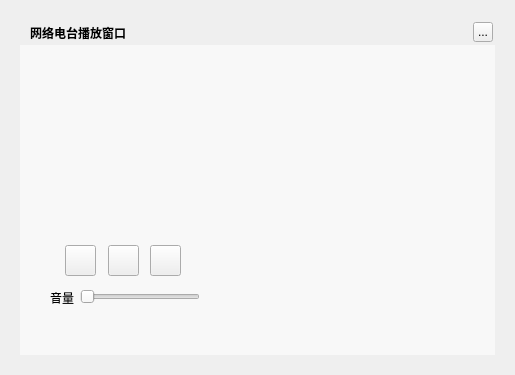
This is TTKCore/musicUi/musicToolswidget/musicwebmusicradiowidget.ui in jjzhang166/Musicplayer as Qt 5 draws it before an edit. The edited form follows.
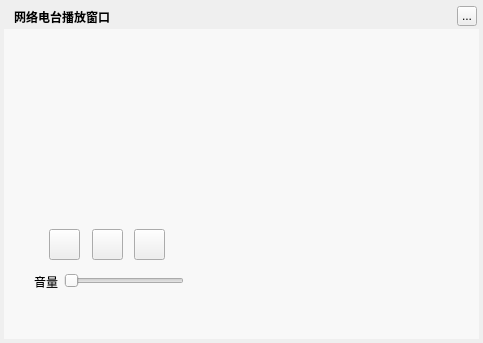
This is the edited form. Custom widgets are drawn as their Qt base class.

```diff
--- a/TTKCore/musicUi/musicToolswidget/musicwebmusicradiowidget.ui
+++ b/TTKCore/musicUi/musicToolswidget/musicwebmusicradiowidget.ui
@@ -6,8 +6,8 @@
    <rect>
     <x>0</x>
     <y>0</y>
-    <width>515</width>
-    <height>375</height>
+    <width>483</width>
+    <height>343</height>
    </rect>
   </property>
   <property name="windowTitle">
@@ -16,8 +16,8 @@
   <widget class="QLabel" name="background">
    <property name="geometry">
     <rect>
-     <x>20</x>
-     <y>20</y>
+     <x>4</x>
+     <y>4</y>
      <width>475</width>
      <height>335</height>
     </rect>
@@ -29,8 +29,8 @@
   <widget class="QLabel" name="topTitleName">
    <property name="geometry">
     <rect>
-     <x>30</x>
-     <y>20</y>
+     <x>14</x>
+     <y>4</y>
      <width>121</width>
      <height>25</height>
     </rect>
@@ -45,8 +45,8 @@
   <widget class="QToolButton" name="topTitleCloseButton">
    <property name="geometry">
     <rect>
-     <x>473</x>
-     <y>22</y>
+     <x>457</x>
+     <y>6</y>
      <width>20</width>
      <height>20</height>
     </rect>
@@ -58,8 +58,8 @@
   <widget class="QPushButton" name="playButton">
    <property name="geometry">
     <rect>
-     <x>108</x>
-     <y>245</y>
+     <x>92</x>
+     <y>229</y>
      <width>31</width>
      <height>31</height>
     </rect>
@@ -71,8 +71,8 @@
   <widget class="MusicClickedSlider" name="volumeSlider">
    <property name="geometry">
     <rect>
-     <x>80</x>
-     <y>287</y>
+     <x>64</x>
+     <y>271</y>
      <width>120</width>
      <height>20</height>
     </rect>
@@ -84,8 +84,8 @@
   <widget class="QLabel" name="label_2">
    <property name="geometry">
     <rect>
-     <x>50</x>
-     <y>290</y>
+     <x>34</x>
+     <y>274</y>
      <width>31</width>
      <height>16</height>
     </rect>
@@ -97,8 +97,8 @@
   <widget class="QWidget" name="backgroundMask" native="true">
    <property name="geometry">
     <rect>
-     <x>20</x>
-     <y>45</y>
+     <x>4</x>
+     <y>29</y>
      <width>475</width>
      <height>310</height>
     </rect>
@@ -110,8 +110,8 @@
   <widget class="QLabel" name="lrcLabel">
    <property name="geometry">
     <rect>
-     <x>209</x>
-     <y>50</y>
+     <x>193</x>
+     <y>34</y>
      <width>270</width>
      <height>290</height>
     </rect>
@@ -120,8 +120,8 @@
   <widget class="MusicRoundAnimationLabel" name="artistLabel" native="true">
    <property name="geometry">
     <rect>
-     <x>50</x>
-     <y>85</y>
+     <x>34</x>
+     <y>69</y>
      <width>150</width>
      <height>150</height>
     </rect>
@@ -130,8 +130,8 @@
   <widget class="QPushButton" name="previousButton">
    <property name="geometry">
     <rect>
-     <x>65</x>
-     <y>245</y>
+     <x>49</x>
+     <y>229</y>
      <width>31</width>
      <height>31</height>
     </rect>
@@ -143,8 +143,8 @@
   <widget class="QPushButton" name="nextButton">
    <property name="geometry">
     <rect>
-     <x>150</x>
-     <y>245</y>
+     <x>134</x>
+     <y>229</y>
      <width>31</width>
      <height>31</height>
     </rect>
@@ -156,8 +156,8 @@
   <widget class="QLabel" name="positionLabel">
    <property name="geometry">
     <rect>
-     <x>50</x>
-     <y>310</y>
+     <x>34</x>
+     <y>294</y>
      <width>75</width>
      <height>30</height>
     </rect>
@@ -172,8 +172,8 @@
   <widget class="QLabel" name="durationLabel">
    <property name="geometry">
     <rect>
-     <x>125</x>
-     <y>310</y>
+     <x>109</x>
+     <y>294</y>
      <width>75</width>
      <height>30</height>
     </rect>
@@ -185,8 +185,8 @@
   <widget class="MusicMarqueeWidget" name="titleWidget" native="true">
    <property name="geometry">
     <rect>
-     <x>50</x>
-     <y>50</y>
+     <x>34</x>
+     <y>34</y>
      <width>150</width>
      <height>25</height>
     </rect>
```
Left out of the diff: 2 changed lines with no effect on the pictures.
